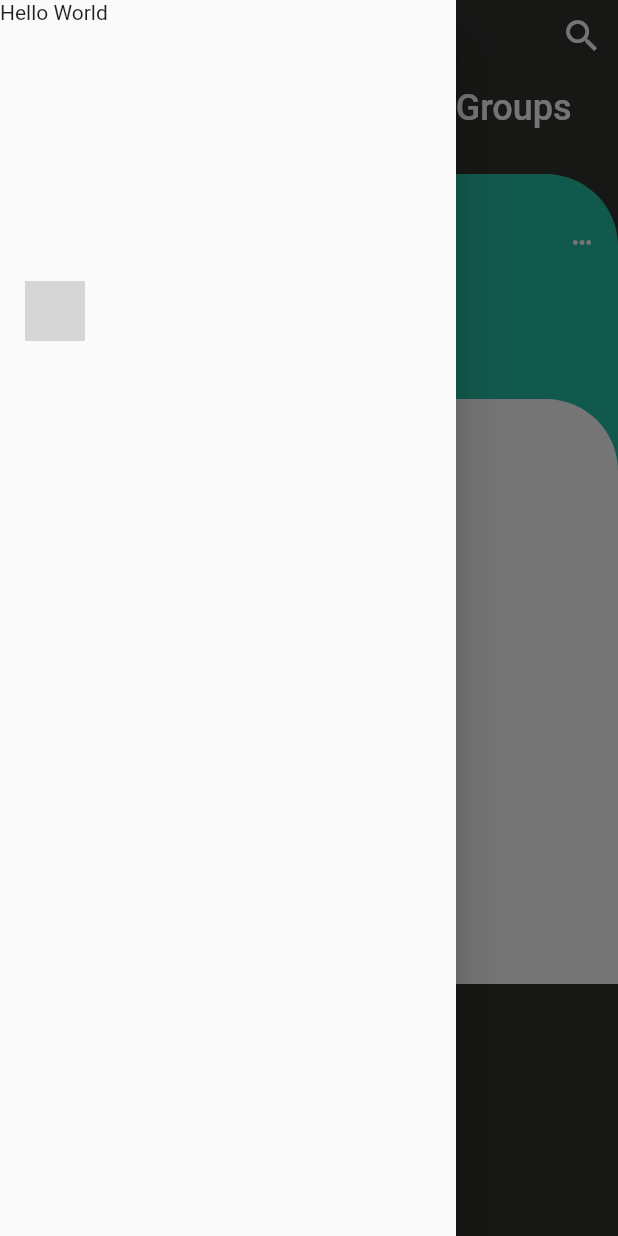
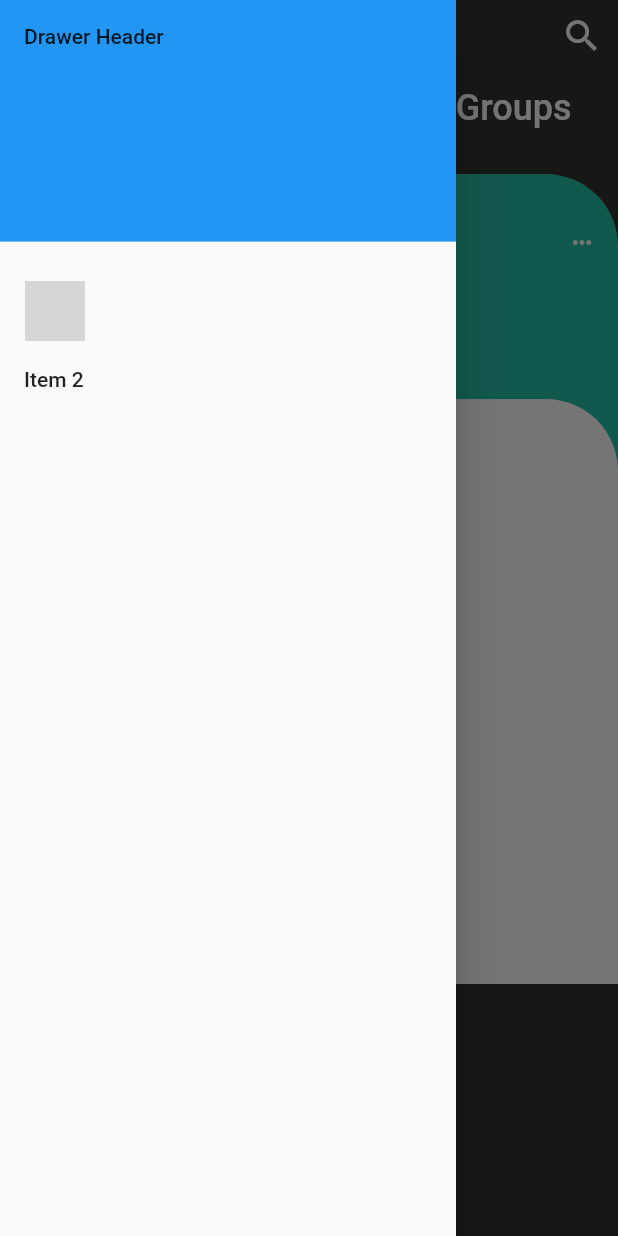
Before and after one commit to devenderbutani21/ChatAppUI, a Flutter app: the MainScreen screen opened directly, with the side drawer open, on a phone screen of 412 x 824 dp. Run offline on Flutter 3.47's test engine with Material 2 defaults, Android fonts, the phone set to English and light mode, and no system bars; network calls fail; grey boxes are pictures that could not be loaded.

Commit message:
Menu working with iconbutton

```diff
--- a/lib/main.dart
+++ b/lib/main.dart
@@ -1,6 +1,6 @@
 import 'package:flutter/material.dart';
 
-// import './screens/main_screen.dart';
+import './screens/main_screen.dart';
 import './screens/chat_screen.dart';
 
 void main() {
@@ -17,7 +17,7 @@ class MyApp extends StatelessWidget {
         primarySwatch: Colors.green,
         visualDensity: VisualDensity.adaptivePlatformDensity,
       ),
-      home: ChatScreen(),
+      home: MainScreen(),
     );
   }
 }
--- a/lib/screens/main_screen.dart
+++ b/lib/screens/main_screen.dart
@@ -2,11 +2,19 @@ import 'package:flutter/material.dart';
 
 import 'menu_screen.dart';
 
-class MainScreen extends StatelessWidget {
+class MainScreen extends StatefulWidget {
+  @override
+  _MainScreenState createState() => _MainScreenState();
+}
+
+class _MainScreenState extends State<MainScreen> {
+  final GlobalKey<ScaffoldState> _scaffoldKey = GlobalKey<ScaffoldState>();
+
   @override
   Widget build(BuildContext context) {
     return SafeArea(
       child: Scaffold(
+        key: _scaffoldKey,
         drawer: MenuScreen(),
         body: Container(
           color: Color(0xff333230),
@@ -21,8 +29,7 @@ class MainScreen extends StatelessWidget {
                       color: Colors.white,
                       size: 28.0,
                     ),
-                    onPressed: () {
-                    },
+                    onPressed: () => _scaffoldKey.currentState.openDrawer(),
                   ),
                   IconButton(
                     icon: Icon(
--- a/lib/screens/menu_screen.dart
+++ b/lib/screens/menu_screen.dart
@@ -4,13 +4,31 @@ class MenuScreen extends StatelessWidget {
   @override
   Widget build(BuildContext context) {
     return Drawer(
-      child: Scaffold(
-        body: Text('Hello World'),
-        // Column(
-        //   children: <Widget>[
-        //
-        //   ],
-        // ),
+      child: ListView(
+        // Important: Remove any padding from the ListView.
+        padding: EdgeInsets.zero,
+        children: <Widget>[
+          DrawerHeader(
+            child: Text('Drawer Header'),
+            decoration: BoxDecoration(
+              color: Colors.blue,
+            ),
+          ),
+          ListTile(
+            title: Text('Item 1'),
+            onTap: () {
+              // Update the state of the app.
+              // ...
+            },
+          ),
+          ListTile(
+            title: Text('Item 2'),
+            onTap: () {
+              // Update the state of the app.
+              // ...
+            },
+          ),
+        ],
       ),
     );
   }
```
